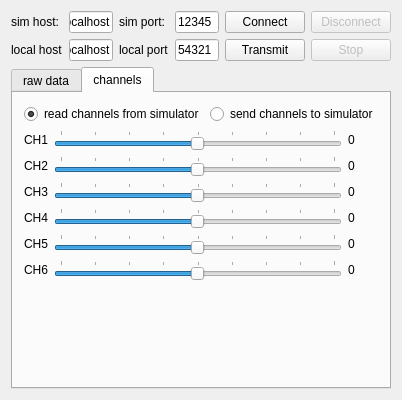
Before: the Qt Designer form tools/widget.ui in hhrhhr/Aerosim-plugin-for-CopterControl, drawn with Qt 5.
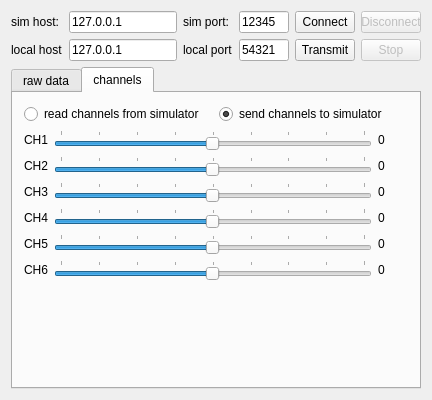
After: the same form once the commit is applied.

The edit to the form file:
```diff
--- a/tools/widget.ui
+++ b/tools/widget.ui
@@ -6,7 +6,7 @@
    <rect>
     <x>0</x>
     <y>0</y>
-    <width>400</width>
+    <width>419</width>
     <height>400</height>
    </rect>
   </property>
@@ -21,6 +21,12 @@
     <layout class="QGridLayout" name="gridLayout">
      <item row="0" column="4">
       <widget class="QPushButton" name="btReciveStart">
+       <property name="minimumSize">
+        <size>
+         <width>60</width>
+         <height>0</height>
+        </size>
+       </property>
        <property name="text">
         <string notr="true">Connect</string>
        </property>
@@ -31,6 +37,18 @@
        <property name="enabled">
         <bool>true</bool>
        </property>
+       <property name="sizePolicy">
+        <sizepolicy hsizetype="Minimum" vsizetype="Fixed">
+         <horstretch>0</horstretch>
+         <verstretch>0</verstretch>
+        </sizepolicy>
+       </property>
+       <property name="minimumSize">
+        <size>
+         <width>50</width>
+         <height>0</height>
+        </size>
+       </property>
        <property name="text">
         <string notr="true">12345</string>
        </property>
@@ -44,8 +62,14 @@
        <property name="enabled">
         <bool>true</bool>
        </property>
+       <property name="sizePolicy">
+        <sizepolicy hsizetype="Minimum" vsizetype="Fixed">
+         <horstretch>0</horstretch>
+         <verstretch>0</verstretch>
+        </sizepolicy>
+       </property>
        <property name="text">
-        <string notr="true">localhost</string>
+        <string notr="true">127.0.0.1</string>
        </property>
       </widget>
      </item>
@@ -75,6 +99,12 @@
        <property name="enabled">
         <bool>false</bool>
        </property>
+       <property name="minimumSize">
+        <size>
+         <width>60</width>
+         <height>0</height>
+        </size>
+       </property>
        <property name="text">
         <string notr="true">Disconnect</string>
        </property>
@@ -82,8 +112,17 @@
      </item>
      <item row="1" column="1">
       <widget class="QLineEdit" name="localHost">
+       <property name="enabled">
+        <bool>true</bool>
+       </property>
+       <property name="sizePolicy">
+        <sizepolicy hsizetype="Minimum" vsizetype="Fixed">
+         <horstretch>0</horstretch>
+         <verstretch>0</verstretch>
+        </sizepolicy>
+       </property>
        <property name="text">
-        <string notr="true">localhost</string>
+        <string notr="true">127.0.0.1</string>
        </property>
       </widget>
      </item>
@@ -96,6 +135,18 @@
      </item>
      <item row="1" column="3">
       <widget class="QLineEdit" name="localPort">
+       <property name="sizePolicy">
+        <sizepolicy hsizetype="Minimum" vsizetype="Fixed">
+         <horstretch>0</horstretch>
+         <verstretch>0</verstretch>
+        </sizepolicy>
+       </property>
+       <property name="minimumSize">
+        <size>
+         <width>50</width>
+         <height>0</height>
+        </size>
+       </property>
        <property name="text">
         <string notr="true">54321</string>
        </property>
@@ -106,6 +157,12 @@
      </item>
      <item row="1" column="4">
       <widget class="QPushButton" name="btTransmitStart">
+       <property name="minimumSize">
+        <size>
+         <width>60</width>
+         <height>0</height>
+        </size>
+       </property>
        <property name="text">
         <string notr="true">Transmit</string>
        </property>
@@ -116,6 +173,12 @@
        <property name="enabled">
         <bool>false</bool>
        </property>
+       <property name="minimumSize">
+        <size>
+         <width>60</width>
+         <height>0</height>
+        </size>
+       </property>
        <property name="text">
         <string notr="true">Stop</string>
        </property>
@@ -151,15 +214,21 @@
             <string notr="true">read channels from simulator</string>
            </property>
            <property name="checked">
-            <bool>true</bool>
+            <bool>false</bool>
            </property>
           </widget>
          </item>
          <item>
           <widget class="QRadioButton" name="sendCH">
+           <property name="enabled">
+            <bool>true</bool>
+           </property>
            <property name="text">
             <string notr="true">send channels to simulator</string>
            </property>
+           <property name="checked">
+            <bool>true</bool>
+           </property>
           </widget>
          </item>
         </layout>
@@ -350,6 +419,9 @@
          </item>
          <item row="5" column="1">
           <widget class="QSlider" name="ch6">
+           <property name="enabled">
+            <bool>true</bool>
+           </property>
            <property name="minimum">
             <number>-511</number>
            </property>
```
Left out of the diff: 48 changed lines with no effect on the pictures.
